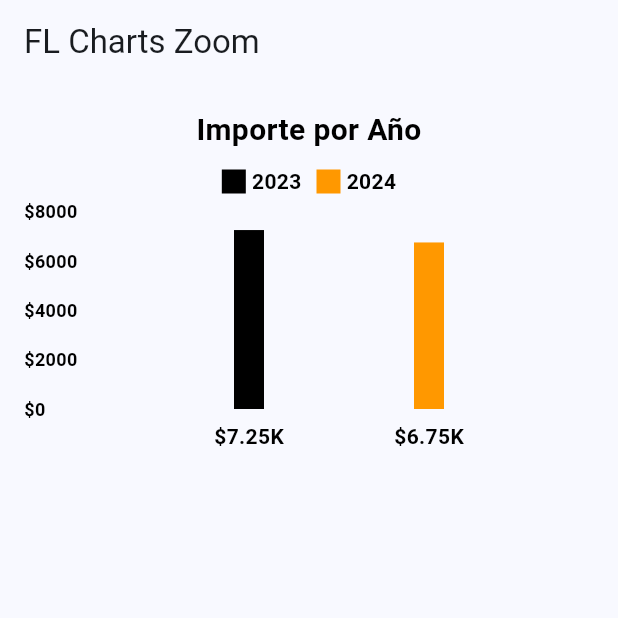
After one commit to joseLuisMtzE/chart_libraries_tests, a Flutter app: the FlChartsZoomScreen screen opened by its route, on a phone screen of 412 x 824 dp, the top half of it. The commit adds this screen. Run offline on Flutter 3.47's test engine with Material 3 defaults, Android fonts, the phone set to English and light mode, and no system bars; drawn by our look-alikes of fl_chart; our stand-ins replace go_router.

Commit message:
Diseño grafica barras

```diff
--- a/lib/config/router/app_router.dart
+++ b/lib/config/router/app_router.dart
@@ -1,6 +1,7 @@
 import 'package:chart_libraries_tests/presentation/screens/fl_charts/bars_fl_screen.dart';
 import 'package:chart_libraries_tests/presentation/screens/fl_charts/circular_fl_screen.dart';
 import 'package:chart_libraries_tests/presentation/screens/fl_charts/fl_charts_screen.dart';
+import 'package:chart_libraries_tests/presentation/screens/fl_charts_zoom/bars_fl_screen_zoom.dart';
 import '../../presentation/screens/fl_charts/lineal_fl_screen.dart';
 import 'package:chart_libraries_tests/presentation/screens/home_screen.dart';
 import 'package:go_router/go_router.dart';
@@ -29,5 +30,10 @@ final appRouter = GoRouter(
       path: '/fl-bars',
       builder: (context, state) => BarsFlScreen(),
     ),
+    //?? FL CHARTS TEST ZOOM
+      GoRoute(
+      path: '/fl-charts-zoom',
+      builder: (context, state) =>  FlChartsZoomScreen(),
+    ),
   ],
 );
--- /dev/null
+++ b/lib/helpers/human_formats.dart
@@ -0,0 +1,13 @@
+import 'package:intl/intl.dart';
+
+class HumanFormats {
+
+  static String humanReadableNumber(double number) {
+    final formatterNumber = NumberFormat.compactCurrency(
+      decimalDigits: 0, // Número de dígitos decimales
+      symbol: '\$',     // El símbolo de la moneda, en este caso MXN
+    ).format(number);
+
+    return formatterNumber;
+  }
+}
--- /dev/null
+++ b/lib/presentation/screens/fl_charts_zoom/bars_fl_screen_zoom.dart
@@ -0,0 +1,239 @@
+import 'package:fl_chart/fl_chart.dart';
+import 'package:flutter/material.dart';
+import 'package:chart_libraries_tests/helpers/human_formats.dart';
+
+class FlChartsZoomScreen extends StatefulWidget {
+  const FlChartsZoomScreen({super.key});
+
+  // Colores personalizados para las barras de 2023 y 2024
+  final Color year2023BarColor = Colors.black;
+  final Color year2024BarColor = Colors.orange;
+
+  @override
+  State<StatefulWidget> createState() => _FlChartsZoomScreenState();
+}
+
+class _FlChartsZoomScreenState extends State<FlChartsZoomScreen> {
+  final double width = 20;
+  int touchedIndex = -1;
+
+  late List<BarChartGroupData> barGroups;
+
+  @override
+  void initState() {
+    super.initState();
+
+    // Crear dos grupos de barras, uno para cada año
+    final barGroup1 = makeGroupData(0, 7248.3, widget.year2023BarColor); // Datos para 2023
+    final barGroup2 = makeGroupData(1, 6746.06, widget.year2024BarColor); // Datos para 2024
+    barGroups = [barGroup1, barGroup2];
+  }
+
+  @override
+  Widget build(BuildContext context) {
+    return SafeArea(
+      child: Scaffold(
+        appBar: AppBar(
+          title: const Text('FL Charts Zoom'),
+        ),
+        body: AspectRatio(
+          aspectRatio: 1.5,
+          child: Padding(
+            padding: const EdgeInsets.all(16),
+            child: Column(
+              crossAxisAlignment: CrossAxisAlignment.stretch,
+              children: <Widget>[
+                const Text(
+                  'Importe por Año',
+                  style: TextStyle(
+                    color: Colors.black,
+                    fontSize: 20,
+                    fontWeight: FontWeight.bold,
+                  ),
+                  textAlign: TextAlign.center,
+                ),
+                const SizedBox(
+                  height: 10,
+                ),
+                Row(
+                  mainAxisAlignment: MainAxisAlignment.center,
+                  children: <Widget>[
+                    Indicator(
+                      color: widget.year2023BarColor,
+                      text: '2023',
+                      isSquare: true,
+                    ),
+                    const SizedBox(
+                      width: 10,
+                    ),
+                    Indicator(
+                      color: widget.year2024BarColor,
+                      text: '2024',
+                      isSquare: true,
+                    ),
+                  ],
+                ),
+                const SizedBox(
+                  height: 10,
+                ),
+                Expanded(
+                  child: BarChart(
+                    BarChartData(
+                      alignment: BarChartAlignment.spaceEvenly,
+                      maxY: 8000,
+                      barTouchData: BarTouchData(
+                        touchTooltipData: BarTouchTooltipData(
+                          tooltipBorder: BorderSide(color: Colors.blueGrey, width: 2),
+                          tooltipRoundedRadius: 8,
+                          tooltipPadding: const EdgeInsets.symmetric(horizontal: 16, vertical: 8),
+                          tooltipMargin: 16,
+                          tooltipHorizontalAlignment: FLHorizontalAlignment.center,
+                          maxContentWidth: 120,
+                          getTooltipColor: (group) => Colors.grey.withOpacity(0.8),
+                          getTooltipItem: (group, groupIndex, rod, rodIndex) {
+                            String year = group.x == 0 ? '2023' : '2024';
+                            return BarTooltipItem(
+                              '$year\n\$${rod.toY}',
+                              const TextStyle(
+                                color: Colors.white,
+                                fontWeight: FontWeight.bold,
+                                fontSize: 16,
+                              ),
+                            );
+                          },
+                        ),
+                        touchCallback: (FlTouchEvent event, barTouchResponse) {
+                          setState(() {
+                            if (!event.isInterestedForInteractions ||
+                                barTouchResponse == null ||
+                                barTouchResponse.spot == null) {
+                              touchedIndex = -1;
+                              return;
+                            }
+                            touchedIndex = barTouchResponse.spot!.touchedBarGroupIndex;
+                          });
+                        },
+                      ),
+                      titlesData: FlTitlesData(
+                        show: true,
+                        rightTitles: AxisTitles(
+                          sideTitles: SideTitles(showTitles: false),
+                        ),
+                        topTitles: AxisTitles(
+                          sideTitles: SideTitles(showTitles: false),
+                        ),
+                        bottomTitles: AxisTitles(
+                          sideTitles: SideTitles(
+                            showTitles: true,
+                            reservedSize: 42,
+                            getTitlesWidget: (double value, TitleMeta meta) {
+                              // print('Value in getTitlesWidget: $value'); // Descomenta esto para depurar
+                              const style = TextStyle(
+                                color: Colors.black,
+                                fontWeight: FontWeight.bold,
+                                fontSize: 14,
+                              );
+                              String text;
+                              int intValue = value.round(); //  valor a entero
+                              if (intValue == 0) {
+                                text = HumanFormats.humanReadableNumber(7248.3); // Monto para 2023
+                              } else if (intValue == 1) {
+                                text = HumanFormats.humanReadableNumber(6746.06); // Monto para 2024
+                              } else {
+                                text = '';
+                              }
+                              return SideTitleWidget(
+                                axisSide: meta.axisSide,
+                                child: Text(text, style: style),
+                              );
+                            },
+                          ),
+                        ),
+                        leftTitles: AxisTitles(
+                          sideTitles: SideTitles(
+                            showTitles: true,
+                            reservedSize: 40,
+                            interval: 2000,
+                            getTitlesWidget: (double value, TitleMeta meta) {
+                              const style = TextStyle(
+                                color: Colors.black,
+                                fontWeight: FontWeight.bold,
+                                fontSize: 12,
+                              );
+                              return Text('\$${value.toStringAsFixed(0)}', style: style);
+                            },
+                          ),
+                        ),
+                      ),
+                      borderData: FlBorderData(
+                        show: false,
+                      ),
+                      barGroups: barGroups,
+                      gridData: FlGridData(show: false),
+                    ),
+                  ),
+                ),
+              ],
+            ),
+          ),
+        ),
+      ),
+    );
+  }
+
+
+  BarChartGroupData makeGroupData(int x, double y, Color color) {
+    return BarChartGroupData(
+      x: x,
+      barRods: [
+        BarChartRodData(
+          toY: y,
+          color: color,
+          width: width,
+          borderRadius: BorderRadius.zero,
+        ),
+      ],
+    );
+  }
+}
+
+// Widget para las leyendas (indicadores)
+class Indicator extends StatelessWidget {
+  final Color color;
+  final String text;
+  final bool isSquare;
+
+  const Indicator({
+    Key? key,
+    required this.color,
+    required this.text,
+    this.isSquare = false,
+  }) : super(key: key);
+
+  @override
+  Widget build(BuildContext context) {
+    return Row(
+      children: <Widget>[
+        Container(
+          width: isSquare ? 16 : 16,
+          height: 16,
+          decoration: BoxDecoration(
+            shape: BoxShape.rectangle,
+            color: color,
+          ),
+        ),
+        const SizedBox(
+          width: 4,
+        ),
+        Text(
+          text,
+          style: const TextStyle(
+            fontSize: 14,
+            fontWeight: FontWeight.bold,
+            color: Colors.black,
+          ),
+        ),
+      ],
+    );
+  }
+}
--- a/lib/presentation/screens/home_screen.dart
+++ b/lib/presentation/screens/home_screen.dart
@@ -8,6 +8,7 @@ class HomeScreen extends StatelessWidget {
   Widget build(BuildContext context) {
     final List<Map<String, String>> data = [
       {"title": "FL Charts", 'route': '/fl-charts'},
+      {"title": "FL Charts zoom", 'route': '/fl-charts-zoom'},
     ];
 
     return Scaffold(
--- a/pubspec.yaml
+++ b/pubspec.yaml
@@ -8,6 +8,7 @@ environment:
 
 dependencies:
   fl_chart: ^0.69.0
+  intl: ^0.19.0
   flutter:
     sdk: flutter
   go_router: ^14.3.0
```
Also changed, not shown: pubspec.lock.
